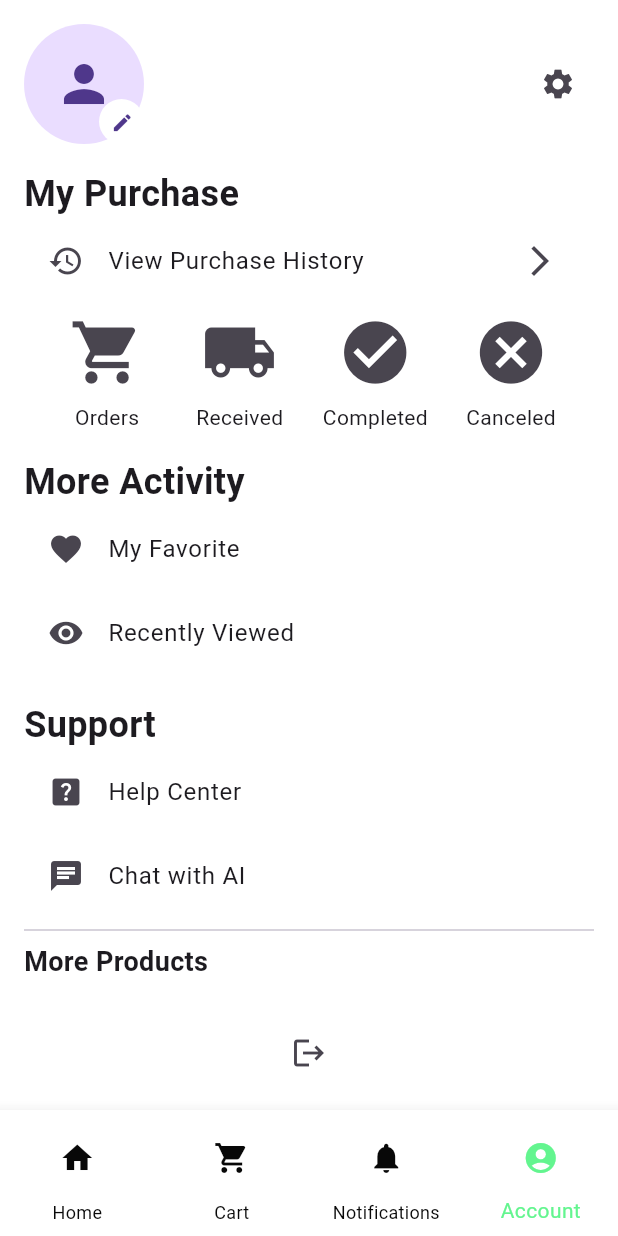
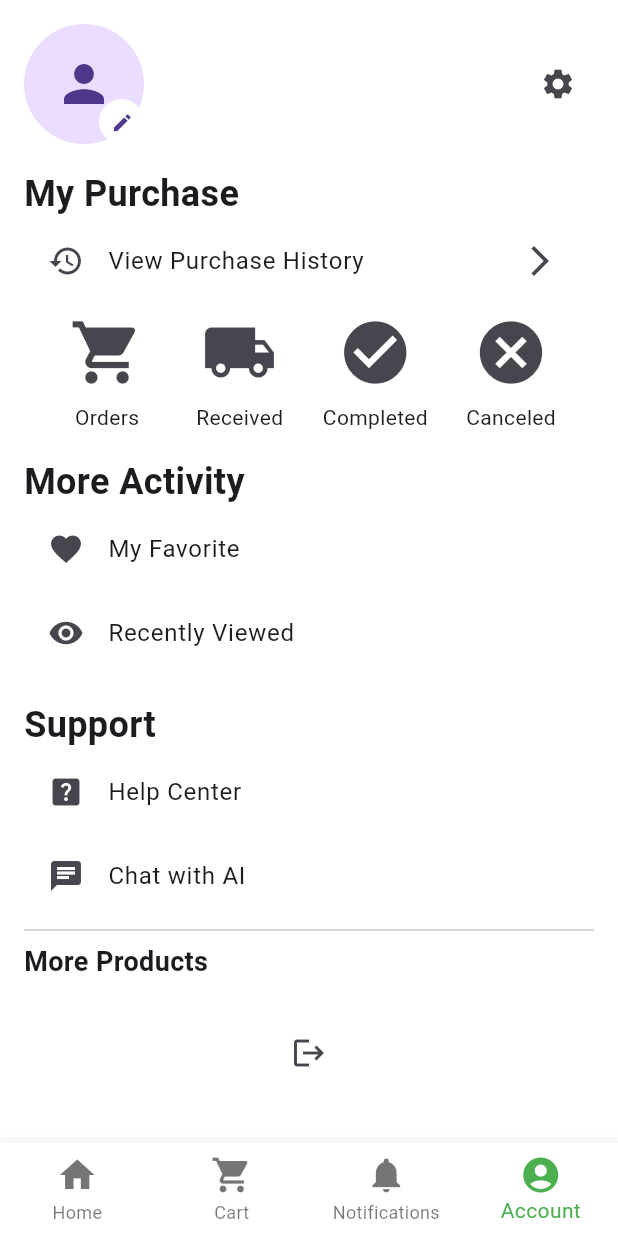
Before and after one commit to Sanomohamed/doorstepmart, a Flutter app: the screen it shows once a user with an empty profile is signed in, item 4 of the bottom bar chosen, after a tap on the "shopping cart" icon, on a phone screen of 412 x 824 dp. Run offline on Flutter 3.47's test engine with Material 3 defaults, Android fonts, the light colour scheme and no system bars; our stand-ins replace cached_network_image, cloud_firestore, connectivity_plus, firebase_auth, firebase_core, firebase_storage and 5 more; missing offline and left inert: firebase_app_check; accounts and stored records are empty; network calls fail.

Commit message:
20/3/2025 1

```diff
--- a/lib/src/home/categories_section.dart
+++ b/lib/src/home/categories_section.dart
@@ -2,24 +2,23 @@ import 'package:doorstepmart/src/cart/shop_cart.dart';
 import 'package:flutter/material.dart';
 import 'package:doorstepmart/src/shop/shop.dart';
 import 'package:font_awesome_flutter/font_awesome_flutter.dart';
-
 
 class CategoriesSection extends StatelessWidget {
   const CategoriesSection({super.key});
 
   @override
   Widget build(BuildContext context) {
-      final List<String> categoryNames = [
-      'Fruits',
-      'Vegetables',
-      'Dairy',
-      'Meat',
-      'Fish',
-      'Frozen Foods',
-      'Drinks',
-      'Sauces',
-      'Condiments',
-      'Others'
+    final List<Map<String, dynamic>> categories = [
+      {'name': 'Fruits', 'icon': FontAwesomeIcons.appleAlt},
+      {'name': 'Vegetables', 'icon': FontAwesomeIcons.carrot},
+      {'name': 'Dairy', 'icon': FontAwesomeIcons.cheese},
+      {'name': 'Meat', 'icon': FontAwesomeIcons.drumstickBite},
+      {'name': 'Fish', 'icon': FontAwesomeIcons.fish},
+      {'name': 'Frozen Foods', 'icon': FontAwesomeIcons.snowflake},
+      {'name': 'Drinks', 'icon': FontAwesomeIcons.wineBottle},
+      {'name': 'Sauces', 'icon': FontAwesomeIcons.bottleDroplet},
+      {'name': 'Condiments', 'icon': FontAwesomeIcons.pepperHot},
+      {'name': 'Others', 'icon': Icons.category},
     ];
 
     return Column(
@@ -65,46 +64,12 @@ class CategoriesSection extends StatelessWidget {
           height: 120,
           child: ListView.separated(
             scrollDirection: Axis.horizontal,
-            itemCount: 10, // Number of products
-            separatorBuilder: (_, __) => const SizedBox(width: 5),
+            itemCount: categories.length,
+            separatorBuilder: (_, __) => const SizedBox(width: 10),
             itemBuilder: (context, index) {
-              // Use different icons for the ProductCard
-              IconData icon = Icons.category; // Default icon
-               switch (index) {
-                case 0:
-                  // ignore: deprecated_member_use
-                  icon = FontAwesomeIcons.appleAlt; // Fruits
-                  break;
-                case 1:
-                  icon = FontAwesomeIcons.carrot; // Vegetables
-                  break;
-                case 2:
-                  icon = FontAwesomeIcons.cheese; // Dairy
-                  break;
-                case 3:
-                  icon = FontAwesomeIcons.drumstickBite; // Meat
-                  break;
-                case 4:
-                  icon = FontAwesomeIcons.fish; // Fish
-                  break;
-                case 5:
-                  icon = FontAwesomeIcons.snowflake; // Frozen foods
-                  break;
-                case 6:
-                  icon = FontAwesomeIcons.wineBottle; // Drinks
-                  break;
-                case 7:
-                  icon = FontAwesomeIcons.bottleDroplet; // Sauces
-                  break;
-                case 8:
-                  icon = FontAwesomeIcons.pepperHot; // Condiments
-                  break;
-                default:
-                  icon = Icons.category; // Default icon
-              }
               return ProductCard(
-                icon: icon,
-                name:  categoryNames[index],
+                icon: categories[index]['icon'],
+                name: categories[index]['name'],
               );
             },
           ),
--- a/lib/src/home/homeheader.dart
+++ b/lib/src/home/homeheader.dart
@@ -1,4 +1,5 @@
 import 'package:flutter/material.dart';
+import 'package:font_awesome_flutter/font_awesome_flutter.dart';
 
 class HomeHeader extends StatelessWidget {
   const HomeHeader({super.key});
@@ -6,14 +7,14 @@ class HomeHeader extends StatelessWidget {
   @override
   Widget build(BuildContext context) {
     return Container(
-      padding: const EdgeInsets.all(10.0),
-      width: 500,
-      height: 200, // Increased height to accommodate both rows
+      padding: const EdgeInsets.all(12.0),
+      width: double.infinity,
+      height: 220,
       decoration: BoxDecoration(
         color: const Color(0xFFD2DBD6),
-        borderRadius: BorderRadius.circular(5),
+        borderRadius: BorderRadius.circular(10),
         image: const DecorationImage(
-          image: AssetImage('assets/image.png'), // Replace with your image path
+          image: AssetImage('assets/image.png'),
           fit: BoxFit.cover,
         ),
       ),
@@ -24,20 +25,20 @@ class HomeHeader extends StatelessWidget {
             children: [
               Expanded(
                 child: Container(
-                  padding: const EdgeInsets.symmetric(horizontal: 8.0),
+                  padding: const EdgeInsets.symmetric(horizontal: 12.0),
                   decoration: BoxDecoration(
-                    // ignore: deprecated_member_use
-                    color: Colors.white.withOpacity(0.5),
-                    borderRadius: BorderRadius.circular(20),
+                    color: Colors.white.withOpacity(0.7),
+                    borderRadius: BorderRadius.circular(25),
                   ),
                   child: Row(
                     children: [
-                      const Icon(Icons.search, size: 40),
-                      const SizedBox(width: 8.0),
+                      const Icon(Icons.search, size: 30, color: Colors.black54),
+                      const SizedBox(width: 10.0),
                       const Expanded(
                         child: TextField(
                           decoration: InputDecoration(
-                            hintText: 'Search',
+                            hintText: 'Search for products',
+                            hintStyle: TextStyle(color: Colors.black54),
                             border: InputBorder.none,
                           ),
                         ),
@@ -51,9 +52,15 @@ class HomeHeader extends StatelessWidget {
           Row(
             mainAxisAlignment: MainAxisAlignment.end,
             children: [
-              IconButton(
-                icon: const Icon(Icons.favorite, size: 40, color: Colors.green),
-                onPressed: () {},
+              Container(
+                decoration: BoxDecoration(
+                  color: Colors.white.withOpacity(0.7),
+                  shape: BoxShape.circle,
+                ),
+                child: IconButton(
+                  icon: const Icon(FontAwesomeIcons.heart, size: 30, color: Colors.green),
+                  onPressed: () {},
+                ),
               ),
             ],
           ),
--- a/lib/src/landing.dart
+++ b/lib/src/landing.dart
@@ -13,16 +13,14 @@ class Landing extends StatefulWidget {
 }
 
 class _LandingState extends State<Landing> {
-  int _selectedIndex = 0;
+   int _selectedIndex = 0;
   late PageController _pageController;
 
-  List<Widget> get _pages => [
-   Home(),
-   CartPage(),
-   NotificationPage(),
-   //Center(child: Text('Notifications')),
-   // Replace with your notifications page
-   AccountPage(),
+  final List<Widget> _pages = [
+    const Home(),
+    const CartPage(),
+    NotificationPage(),
+    const AccountPage(),
   ];
 
   @override
@@ -35,7 +33,11 @@ class _LandingState extends State<Landing> {
     setState(() {
       _selectedIndex = index;
     });
-    _pageController.jumpToPage(index);
+    _pageController.animateToPage(
+      index,
+      duration: const Duration(milliseconds: 300),
+      curve: Curves.easeInOut,
+    );
   }
 
   @override
@@ -47,8 +49,7 @@ class _LandingState extends State<Landing> {
   @override
   Widget build(BuildContext context) {
     return Scaffold(
-
-      body: PageView(
+            body: PageView(
         controller: _pageController,
         onPageChanged: (index) {
           setState(() {
@@ -57,45 +58,29 @@ class _LandingState extends State<Landing> {
         },
         children: _pages,
       ),
-
-        bottomNavigationBar: BottomNavigationBar(
+      bottomNavigationBar: BottomNavigationBar(
         type: BottomNavigationBarType.fixed,
         currentIndex: _selectedIndex,
-        selectedItemColor: const Color.fromARGB(255, 99, 245, 143),
-        unselectedItemColor: const Color.fromARGB(255, 8, 8, 8),
-        backgroundColor: const Color.fromARGB(255, 255, 255, 255),
+        selectedItemColor: Colors.green,
+        unselectedItemColor: Colors.black54,
+        backgroundColor: Colors.white,
+        elevation: 8,
         onTap: _onItemTapped,
         items: const [
           BottomNavigationBarItem(
-            icon: SizedBox(
-              width: 50,
-              height: 50,
-              child: Icon(Icons.home),
-            ),
+            icon: Icon(Icons.home, size: 28),
             label: 'Home',
           ),
           BottomNavigationBarItem(
-            icon: SizedBox(
-              width: 50,
-              height: 50,
-              child: Icon(Icons.shopping_cart),
-            ),
+            icon: Icon(Icons.shopping_cart, size: 28),
             label: 'Cart',
           ),
           BottomNavigationBarItem(
-            icon: SizedBox(
-              width: 50,
-              height: 50,
-              child: Icon(Icons.notifications),
-            ),
+            icon: Icon(Icons.notifications, size: 28),
             label: 'Notifications',
           ),
           BottomNavigationBarItem(
-            icon: SizedBox(
-              width: 50,
-              height: 50,
-              child: Icon(Icons.account_circle),
-            ),
+            icon: Icon(Icons.account_circle, size: 28),
             label: 'Account',
           ),
         ],
--- a/lib/src/shop/productgrid.dart
+++ b/lib/src/shop/productgrid.dart
@@ -2,6 +2,7 @@ import 'package:doorstepmart/src/favorite/favoritemodel.dart';
 import 'package:doorstepmart/src/shop/cart_model.dart';
 import 'package:flutter/material.dart';
 import 'package:provider/provider.dart';
+import 'package:cached_network_image/cached_network_image.dart';
 
 class ProductGrid extends StatelessWidget {
   final List<Map<String, dynamic>> products;
@@ -19,139 +20,121 @@ class ProductGrid extends StatelessWidget {
           crossAxisCount: 2,
           crossAxisSpacing: 15,
           mainAxisSpacing: 20,
-          childAspectRatio: 0.95,
+          childAspectRatio: 0.8,
         ),
         itemCount: products.length,
         itemBuilder: (context, index) {
           final product = products[index];
-          return Stack(
-            children: [
-              Container(
-                height: 200,
-                width: 200,
-                decoration: BoxDecoration(
-                  color: Colors.white,
+          final String name = product['name']?.toString() ?? 'Unknown Product';
+          final String imageUrl = product['image']?.toString() ?? 'https://via.placeholder.com/150';
+          final double price = (product['price'] is num) ? (product['price'] as num).toDouble() : 0.0;
+
+          return Card(
+            shape: RoundedRectangleBorder(
               borderRadius: BorderRadius.circular(10),
             ),
+            elevation: 3,
             child: Column(
               crossAxisAlignment: CrossAxisAlignment.center,
               children: [
                 Expanded(
-                      child: Stack(
-                        children: [
-                          Container(
-                            decoration: BoxDecoration(
-                              borderRadius: const BorderRadius.vertical(
-                                top: Radius.circular(10),
-                              ),
-                              color: Colors.grey[300],
-                            ),
-                            child: Image.asset(
-                              product['image'], // Replace with your image/icon
+                  child: ClipRRect(
+                    borderRadius: const BorderRadius.vertical(top: Radius.circular(10)),
+                    child: CachedNetworkImage(
+                      imageUrl: imageUrl,
                       fit: BoxFit.cover,
+                      width: double.infinity,
+                      placeholder: (context, url) => const Center(child: CircularProgressIndicator()),
+                      errorWidget: (context, url, error) => const Icon(Icons.broken_image, size: 50, color: Colors.grey),
                     ),
                   ),
-
-                          Positioned(
-                            bottom: 10,
-                            right: 10,
-                            child: CircleAvatar(
-                              backgroundColor: Colors.green,
-                              child:Center(
-                              child: IconButton(
-                                icon: const Icon(Icons.add, size: 25, color: Color.fromARGB(255, 255, 255, 255)),
+                ),
+                Padding(
+                  padding: const EdgeInsets.all(8.0),
+                  child: Column(
+                    children: [
+                      Text(
+                        name,
+                        style: const TextStyle(
+                          fontSize: 18,
+                          fontWeight: FontWeight.bold,
+                        ),
+                        textAlign: TextAlign.center,
+                      ),
+                      const SizedBox(height: 4),
+                      Text(
+                        'RM${price.toStringAsFixed(2)}',
+                        style: const TextStyle(
+                          fontSize: 16,
+                          fontWeight: FontWeight.bold,
+                          color: Colors.green,
+                        ),
+                      ),
+                    ],
+                  ),
+                ),
+                Padding(
+                  padding: const EdgeInsets.symmetric(horizontal: 8.0, vertical: 5),
+                  child: Row(
+                    mainAxisAlignment: MainAxisAlignment.spaceBetween,
+                    children: [
+                      IconButton(
+                        icon: const Icon(Icons.favorite_border, color: Colors.red),
                         onPressed: () {
-                                  Provider.of<CartModel>(context, listen: false).add(
-                                    CartItem(
-                                      name: product['name'],
-                                      image: product['image'],
-                                      price: product['price'],
-                                      quantity: 1,
+                          final favoriteModel = Provider.of<FavoriteModel>(context, listen: false);
+                          final isAlreadyFavorite = favoriteModel.favorites.any((item) => item.name == name);
+                          if (!isAlreadyFavorite) {
+                            favoriteModel.add(
+                              FavoriteItem(
+                                name: name,
+                                image: imageUrl,
+                                price: price,
                               ),
                             );
                             ScaffoldMessenger.of(context).showSnackBar(
                               SnackBar(
-                                      content: Text('${product['name']} added to cart'),
+                                content: Text('$name added to favorites'),
                                 duration: const Duration(milliseconds: 700),
-                                    ),
-                                  );
-                                },
-                              ),
-                              ),
-                            ),
-                          ),
-
-                          Positioned(
-                          bottom: 10,
-                          left: 10,
-                          child: CircleAvatar(
-                            backgroundColor: Colors.green,
-                            child:Center(
-                            child: IconButton(
-                              icon: const Icon(Icons.favorite_border, size: 25, color: Color.fromARGB(255, 252, 252, 252)),
-                               onPressed: () {
-                                  final favoriteModel = Provider.of<FavoriteModel>(context, listen: false);
-                                  final isAlreadyFavorite = favoriteModel.favorites.any((item) => item.name == product['name']);
-
-                                  if (!isAlreadyFavorite) {
-                                    favoriteModel.add(
-                                      FavoriteItem(
-                                        name: product['name'],
-                                        image: product['image'],
-                                        price: product['price'],
-                                      ),
-                                    );
-                                    ScaffoldMessenger.of(context).showSnackBar(
-                                      SnackBar(
-                                        content: Text('${product['name']} added to favorites'),
-                                        duration: const Duration(microseconds: 700),
                               ),
                             );
                           } else {
                             ScaffoldMessenger.of(context).showSnackBar(
                               SnackBar(
-                                        content: Text('${product['name']} is already in favorites'),
+                                content: Text('$name is already in favorites'),
                                 duration: const Duration(milliseconds: 700),
                               ),
                             );
                           }
                         },
                       ),
-                            )
+                      ElevatedButton(
+                        onPressed: () {
+                          Provider.of<CartModel>(context, listen: false).add(
+                            CartItem(
+                              name: name,
+                              image: imageUrl,
+                              price: price,
+                              quantity: 1,
+                            ),
+                          );
+                          ScaffoldMessenger.of(context).showSnackBar(
+                            SnackBar(
+                              content: Text('$name added to cart'),
+                              duration: const Duration(milliseconds: 700),
+                            ),
+                          );
+                        },
+                        style: ElevatedButton.styleFrom(
+                          shape: RoundedRectangleBorder(borderRadius: BorderRadius.circular(8)),
+                          backgroundColor: Colors.green,
+                        ),
+                        child: const Icon(Icons.add, color: Colors.white),
+                      ),
+                    ],
                   ),
                 ),
               ],
             ),
-                    ),
-
-                    Padding(
-                      padding: const EdgeInsets.all(8.0),
-                      child: Column(
-                        children: [
-                          Text(
-                            product['name'],
-                            style: const TextStyle(
-                              fontSize: 20,
-                              fontWeight: FontWeight.bold,
-                            ),
-                          ),
-                          const SizedBox(height: 4),
-                          Text(
-                            'RM${product['price']}',
-                            style: const TextStyle(
-                              fontSize: 16,
-                              fontWeight: FontWeight.bold,
-                              color: Color.fromARGB(255, 14, 13, 13),
-                            ),
-                          ),
-                        ],
-                      ),
-                    ),
-
-                  ],
-                ),
-              ),
-            ],
           );
         },
       ),
```
Also changed, not shown: lib/src/shop/headeersection.dart (+16 -16 lines), lib/src/shop/offersection.dart (+38 -9 lines), lib/src/shop/shop.dart (+46 -26 lines). Lines whose indentation alone changed are shown as unchanged.
